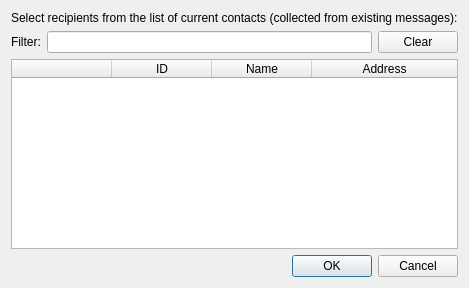
psakar/datovka, file src/gui/ui/dlg_contacts.ui: the form before one commit.
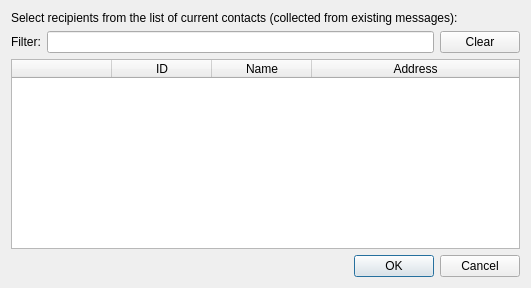
The form after the commit. Icons and pictures are not drawn.

Commit message: Fixed mistakes in the send message dialog + updated Czech translation

Diff of the .ui file:
```diff
--- a/src/gui/ui/dlg_contacts.ui
+++ b/src/gui/ui/dlg_contacts.ui
@@ -6,7 +6,7 @@
    <rect>
     <x>0</x>
     <y>0</y>
-    <width>423</width>
+    <width>531</width>
     <height>288</height>
    </rect>
   </property>
```
Left out of the diff: 2 changed lines with no effect on the pictures. The commit also changes 5 other files.
